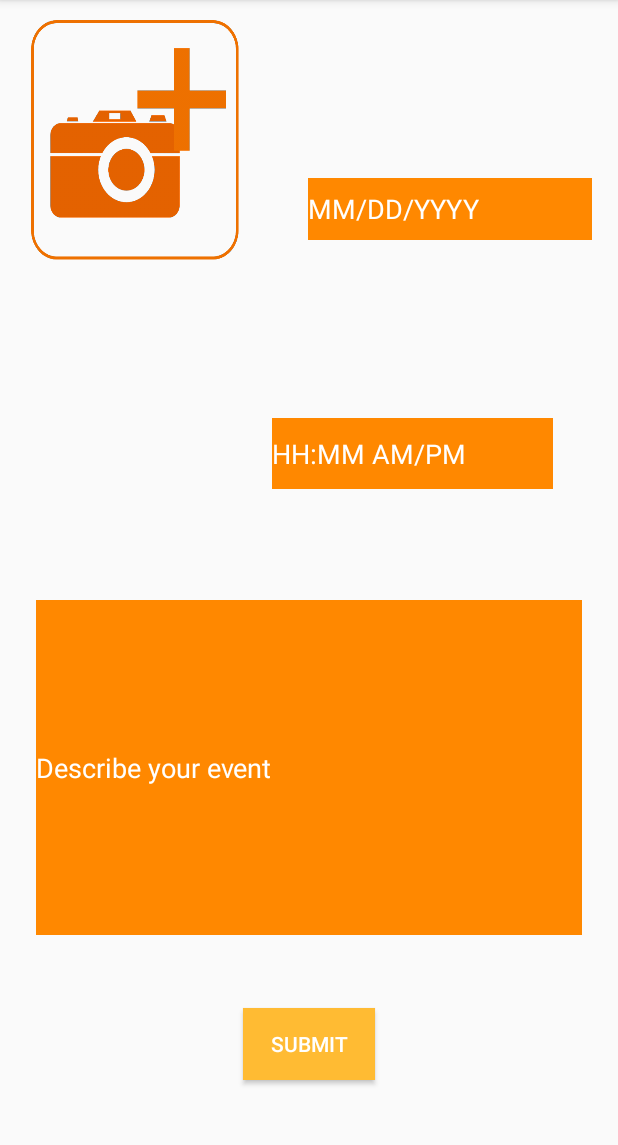
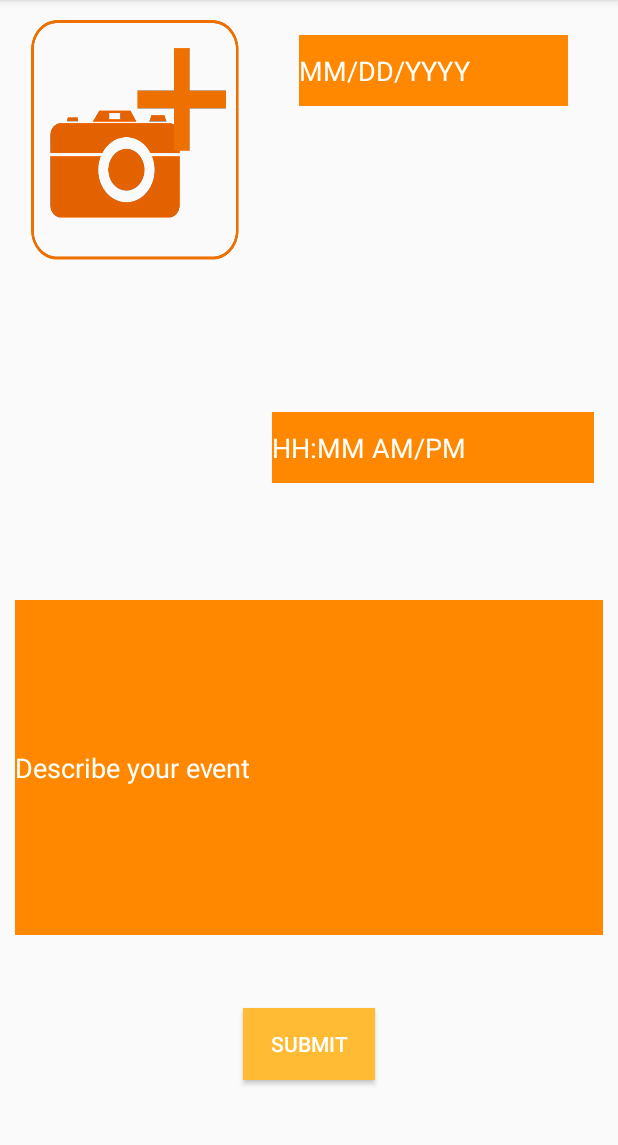
Before and after one commit to AmarSaini/MAC-2017, an Android app: the Submit screen opened directly, with no data from a screen before it, on a phone screen of 412 x 824 dp, the part 84-1229 px from its top. Run offline under Robolectric (Android 15) with nearby library versions, the phone set to English and light mode, and no system bars.

Commit message:
FIXED ON MY PHONE AT LEAST
B

```diff
--- a/MAC2017/app/src/main/res/layout/activity_submit.xml
+++ b/MAC2017/app/src/main/res/layout/activity_submit.xml
@@ -20,15 +20,17 @@
         android:layout_marginRight="8dp"
         app:layout_constraintRight_toRightOf="parent"
         app:layout_constraintHorizontal_bias="0.0"
-        app:layout_constraintVertical_bias="0.0" />
+        app:layout_constraintVertical_bias="0.0"
+        android:layout_marginStart="8dp"
+        android:layout_marginEnd="8dp" />
 
     <EditText
         android:id="@+id/editText5"
-        android:layout_width="364dp"
+        android:layout_width="0dp"
         android:layout_height="223dp"
         android:layout_marginBottom="16dp"
-        android:layout_marginLeft="8dp"
-        android:layout_marginRight="8dp"
+        android:layout_marginLeft="10dp"
+        android:layout_marginRight="10dp"
         android:layout_marginTop="8dp"
         android:background="@android:color/holo_orange_dark"
         android:ems="10"
@@ -40,52 +42,62 @@
         app:layout_constraintRight_toRightOf="parent"
         app:layout_constraintTop_toTopOf="parent"
         app:layout_constraintVertical_bias="0.753"
-        android:maxLines="1" />
+        android:maxLines="1"
+        tools:layout_constraintRight_creator="1"
+        android:layout_marginStart="10dp"
+        android:layout_marginEnd="10dp"
+        tools:layout_constraintLeft_creator="1" />
 
     <EditText
         android:id="@+id/editText6"
-        android:layout_width="189dp"
-        android:layout_height="41dp"
-        android:layout_marginBottom="8dp"
+        android:layout_width="179dp"
+        android:layout_height="47dp"
+        android:layout_marginBottom="22dp"
         android:layout_marginLeft="8dp"
         android:layout_marginRight="8dp"
-        android:layout_marginTop="8dp"
+        android:layout_marginTop="23dp"
         android:background="@android:color/holo_orange_dark"
         android:ems="10"
         android:hint="@string/mm_dd_yyyy"
         android:inputType="date"
         android:textColorHint="@android:color/white"
         app:layout_constraintBottom_toTopOf="@+id/editText7"
-        app:layout_constraintHorizontal_bias="0.955"
-        app:layout_constraintLeft_toLeftOf="parent"
-        app:layout_constraintRight_toRightOf="parent"
-        app:layout_constraintTop_toTopOf="parent" />
+        app:layout_constraintRight_toRightOf="@+id/editText7"
+        app:layout_constraintTop_toTopOf="parent"
+        tools:layout_constraintTop_creator="1"
+        tools:layout_constraintBottom_creator="1"
+        android:layout_marginStart="8dp"
+        android:layout_marginEnd="8dp"
+        app:layout_constraintVertical_bias="0.0"
+        app:layout_constraintLeft_toLeftOf="@+id/editText7" />
 
     <EditText
         android:id="@+id/editText7"
-        android:layout_width="187dp"
+        android:layout_width="0dp"
         android:layout_height="47dp"
-        android:layout_marginBottom="74dp"
-        android:layout_marginLeft="9dp"
-        android:layout_marginRight="8dp"
+        android:layout_marginBottom="78dp"
+        android:layout_marginLeft="8dp"
+        android:layout_marginRight="16dp"
         android:background="@android:color/holo_orange_dark"
         android:ems="10"
         android:hint="@string/hh_mm_am_pm"
         android:inputType="time"
         android:textColorHint="@android:color/white"
         app:layout_constraintBottom_toTopOf="@+id/editText5"
-        app:layout_constraintHorizontal_bias="0.0"
+        app:layout_constraintHorizontal_bias="1.0"
         app:layout_constraintLeft_toRightOf="@+id/button2"
         app:layout_constraintRight_toRightOf="parent"
-        tools:ignore="RtlHardcoded" />
+        tools:ignore="RtlHardcoded"
+        tools:layout_constraintRight_creator="1"
+        android:layout_marginStart="9dp"
+        android:layout_marginEnd="16dp"
+        tools:layout_constraintLeft_creator="1" />
 
     <Button
         android:id="@+id/submit_event"
         android:layout_width="wrap_content"
         android:layout_height="wrap_content"
         android:layout_marginBottom="8dp"
-        android:layout_marginLeft="8dp"
-        android:layout_marginRight="8dp"
         android:layout_marginTop="8dp"
         android:background="@android:color/holo_orange_light"
         android:text="@string/submit"
@@ -94,5 +106,7 @@
         app:layout_constraintLeft_toLeftOf="parent"
         app:layout_constraintRight_toRightOf="parent"
         app:layout_constraintTop_toBottomOf="@+id/editText5"
-        android:maxLines="1" />
+        android:maxLines="1"
+        tools:layout_constraintRight_creator="1"
+        tools:layout_constraintLeft_creator="1" />
 </android.support.constraint.ConstraintLayout>
```
Also changed, not shown: MAC2017/app/src/main/res/layout/activity_leaderboard.xml (+3 -17 lines), MAC2017/app/src/main/res/layout/activity_settings.xml (+31 -29 lines).
